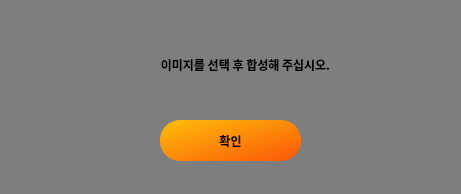
Above: error3.ui from ymkim97/Capstone-UI before the change. Below: the same form after it.
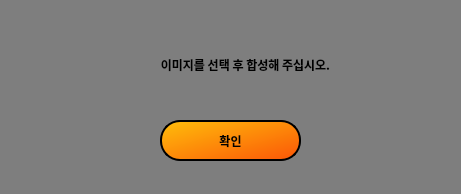
That is the form after the change. Icons and pictures are not drawn.

What changed in the file:
```diff
--- a/error3.ui
+++ b/error3.ui
@@ -77,6 +77,9 @@
 
 	background-color: qlineargradient(spread:pad, x1:0, y1:0, x2:1, y2:1, stop:0 rgba(255, 190, 11, 255), stop:1 rgba(251, 86, 7, 255));
 	border-radius: 20px;
+	border-style: solid;
+	border-width: 1.5px;
+	border-color: black;
 }
  QPushButton:pressed {
      background-color: rgb(255, 168, 96)
```
